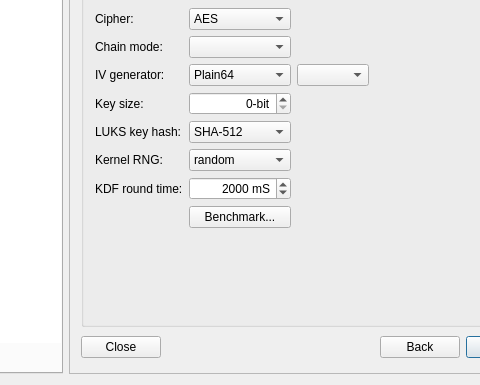
Old version of the form meinstall.ui in the repository gazelle-installer/gazelle-installer; both pictures show x 131 to 611 and y 115 to 500 of the 700 by 500 pixel window.
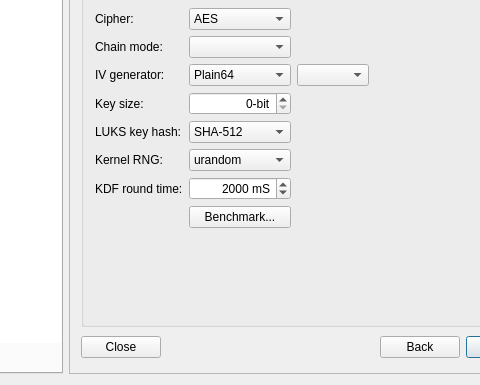
New version of the form. The open tabs and pages were chosen to show the change. Icons and pictures are not drawn.

Commit message: Set the default kernel RNG to urandom. When out of entropy random will block.

Diff of the .ui file:
```diff
--- a/meinstall.ui
+++ b/meinstall.ui
@@ -1709,7 +1709,7 @@
               <widget class="QComboBox" name="comboFDErandom">
                <item>
                 <property name="text">
-                 <string>random</string>
+                 <string>urandom</string>
                 </property>
                </item>
                <item>
```
Left out of the diff: 2 changed lines with no effect on the pictures.
